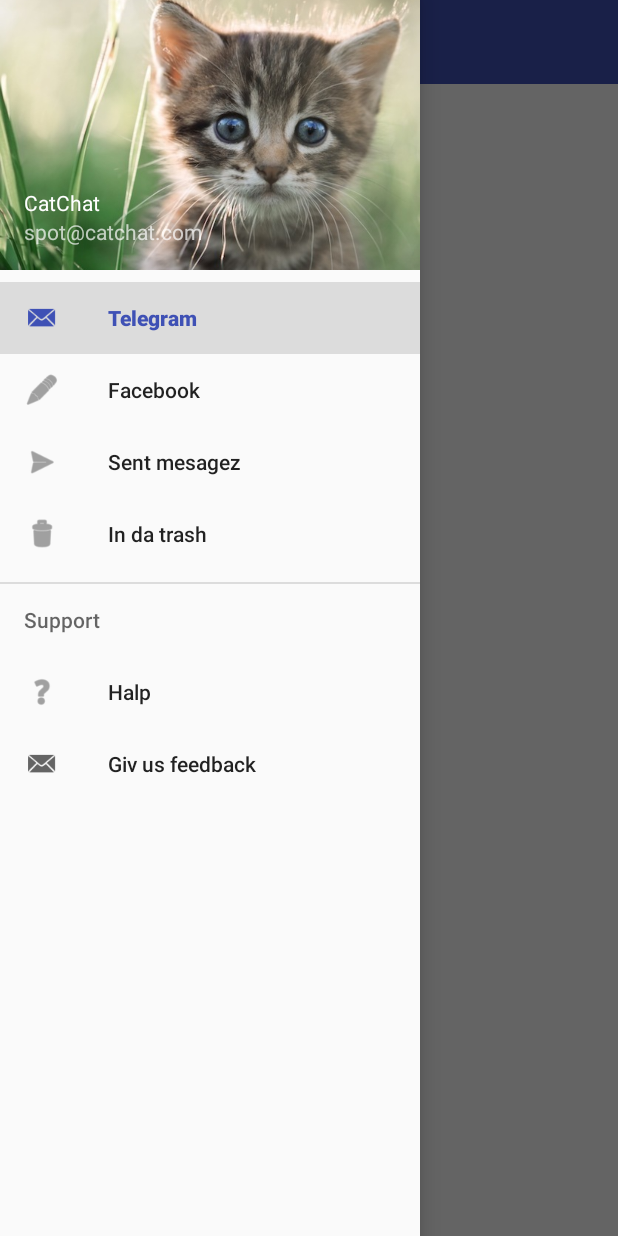
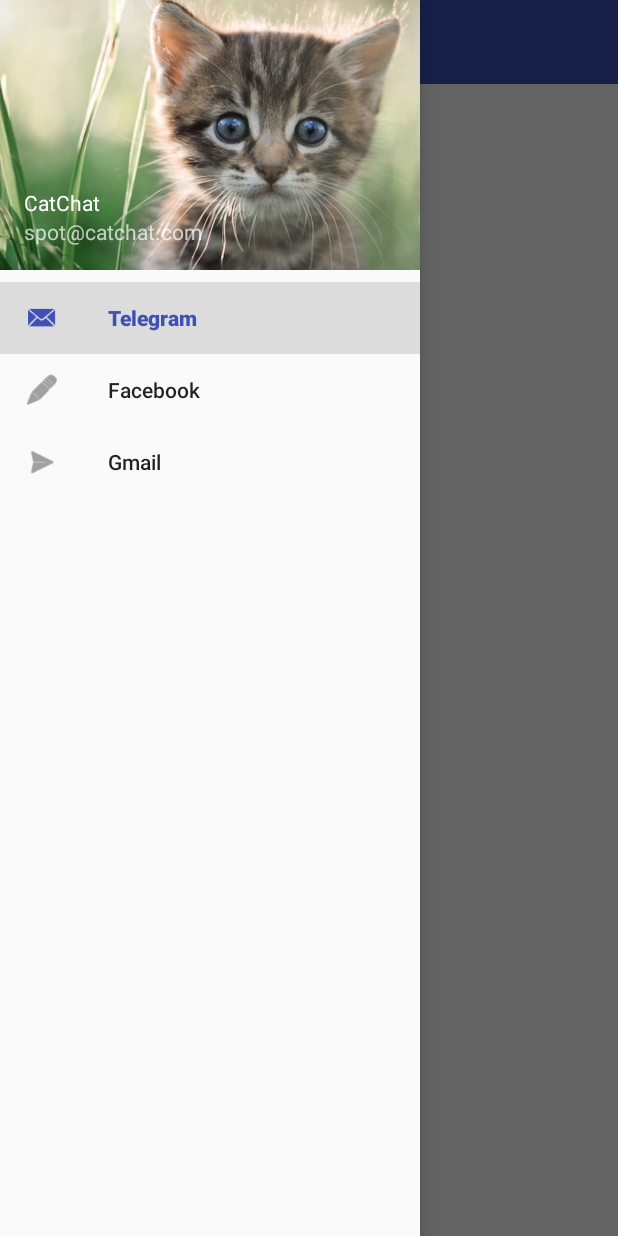
Before and after one commit to Ilja112358/messenger-aggregator, an Android app: the fragment GmailFragment placed in its activity, with the side drawer open, on a phone screen of 412 x 824 dp. Run offline under Robolectric (Android 15) with nearby library versions, the phone set to English and light mode, and no system bars.

Commit message:
GmailFragment.kt

```diff
--- a/frontend/app/src/main/java/com/example/catchat/SentItemsFragment.kt
+++ b/frontend/app/src/main/java/com/example/catchat/GmailFragment.kt
@@ -6,12 +6,12 @@ import android.view.LayoutInflater
 import android.view.View
 import android.view.ViewGroup
 
-class SentItemsFragment : Fragment() {
+class GmailFragment : Fragment() {
     override fun onCreateView(
         inflater: LayoutInflater, container: ViewGroup?,
         savedInstanceState: Bundle?
     ): View? {
         // Inflate the layout for this fragment
-        return inflater.inflate(R.layout.fragment_sent_items, container, false)
+        return inflater.inflate(R.layout.fragment_gmail, container, false)
     }
 }
--- a/frontend/app/src/main/res/menu/menu_nav.xml
+++ b/frontend/app/src/main/res/menu/menu_nav.xml
@@ -13,27 +13,9 @@
             android:title="@string/nav_facebook"/>
 
         <item
-            android:id="@+id/nav_sent"
+            android:id="@+id/nav_gmail"
             android:icon="@android:drawable/ic_menu_send"
-            android:title="@string/nav_sent"/>
+            android:title="@string/nav_gmail"/>
 
-        <item
-            android:id="@+id/nav_trash"
-            android:icon="@android:drawable/ic_menu_delete"
-            android:title="@string/nav_trash"/>
     </group>
-
-    <item android:title="@string/nav_support">
-        <menu>
-            <item
-                android:id="@+id/nav_help"
-                android:icon="@android:drawable/ic_menu_help"
-                android:title="@string/nav_help"/>
-
-            <item
-                android:id="@+id/nav_feedback"
-                android:icon="@android:drawable/sym_action_email"
-                android:title="@string/nav_feedback"/>
-        </menu>
-    </item>
 </menu>
--- a/frontend/app/src/main/res/values/strings.xml
+++ b/frontend/app/src/main/res/values/strings.xml
@@ -4,11 +4,7 @@
 
     <string name="nav_telegram">Telegram</string>
     <string name="nav_facebook">Facebook</string>
-    <string name="nav_sent">Sent mesagez</string>
-    <string name="nav_trash">In da trash</string>
-    <string name="nav_support">Support</string>
-    <string name="nav_help">Halp</string>
-    <string name="nav_feedback">Giv us feedback</string>
+    <string name="nav_gmail">Gmail</string>
 
     <string name="nav_open_drawer">Open navigation drawer</string>
     <string name="nav_close_drawer">Close navigation drawer</string>
```
Also changed, not shown: frontend/app/src/main/AndroidManifest.xml (+1 -6 lines), frontend/app/src/main/java/com/example/catchat/FeedbackActicity.kt (deleted, +0 -11 lines), frontend/app/src/main/java/com/example/catchat/HelpActivity.kt (deleted, +0 -14 lines), frontend/app/src/main/java/com/example/catchat/MainActivity.kt (+7 -13 lines), frontend/app/src/main/java/com/example/catchat/TrashFragment.kt (deleted, +0 -17 lines), frontend/app/src/main/res/layout/activity_feedback_acticity.xml (deleted, +0 -19 lines), frontend/app/src/main/res/layout/fragment_gmail.xml (renamed from frontend/app/src/main/res/layout/activity_help.xml, +2 -6 lines), frontend/app/src/main/res/layout/fragment_sent_items.xml (deleted, +0 -15 lines), frontend/app/src/main/res/layout/fragment_trash.xml (deleted, +0 -15 lines).
